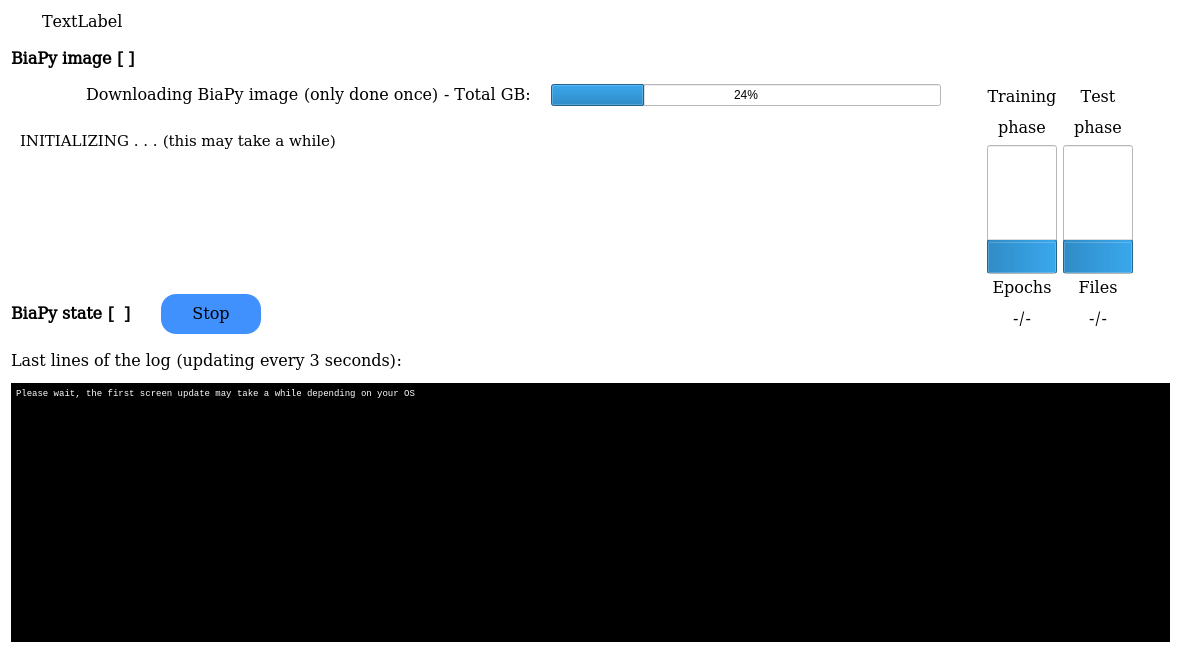
Before: the Qt Designer form ui/ui_run.ui in BiaPyX/BiaPy-GUI, drawn with Qt 5.
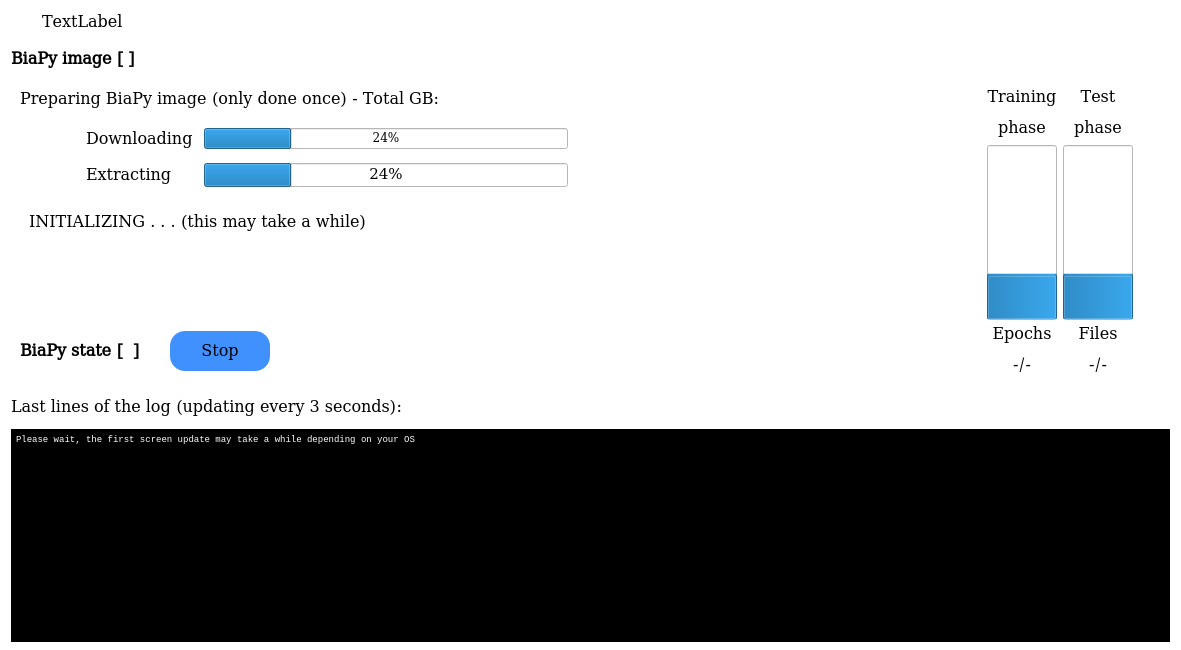
After: the same form once the commit is applied. Icons and pictures are not drawn.

Commit message: Separate download and extraction process into two different bars to be more clear

```diff
--- a/ui/ui_run.ui
+++ b/ui/ui_run.ui
@@ -345,21 +345,25 @@
                <enum>QFrame::Raised</enum>
               </property>
               <layout class="QVBoxLayout" name="verticalLayout_4">
-               <property name="spacing">
-                <number>6</number>
-               </property>
-               <property name="leftMargin">
-                <number>0</number>
-               </property>
-               <property name="topMargin">
-                <number>0</number>
-               </property>
-               <property name="rightMargin">
-                <number>0</number>
-               </property>
-               <property name="bottomMargin">
-                <number>0</number>
-               </property>
+               <item>
+                <widget class="QLabel" name="image_prep_title_label">
+                 <property name="minimumSize">
+                  <size>
+                   <width>0</width>
+                   <height>20</height>
+                  </size>
+                 </property>
+                 <property name="font">
+                  <font>
+                   <family>DejaVu Math TeX Gyre</family>
+                   <pointsize>12</pointsize>
+                  </font>
+                 </property>
+                 <property name="text">
+                  <string>Preparing BiaPy image (only done once) - Total GB: </string>
+                 </property>
+                </widget>
+               </item>
                <item>
                 <widget class="QFrame" name="container_pulling_frame">
                  <property name="frameShape">
@@ -368,17 +372,86 @@
                  <property name="frameShadow">
                   <enum>QFrame::Raised</enum>
                  </property>
-                 <layout class="QHBoxLayout" name="horizontalLayout_3">
-                  <property name="spacing">
-                   <number>15</number>
-                  </property>
+                 <layout class="QGridLayout" name="gridLayout_3">
                   <property name="leftMargin">
                    <number>30</number>
                   </property>
                   <property name="topMargin">
-                   <number>0</number>
+                   <number>9</number>
                   </property>
-                  <item>
+                  <item row="1" column="1">
+                   <widget class="QLabel" name="downloading_label">
+                    <property name="font">
+                     <font>
+                      <family>DejaVu Math TeX Gyre</family>
+                      <pointsize>12</pointsize>
+                     </font>
+                    </property>
+                    <property name="text">
+                     <string>Downloading </string>
+                    </property>
+                   </widget>
+                  </item>
+                  <item row="1" column="2">
+                   <widget class="QProgressBar" name="biapy_image_downloading_progress_bar">
+                    <property name="maximumSize">
+                     <size>
+                      <width>400</width>
+                      <height>16777215</height>
+                     </size>
+                    </property>
+                    <property name="font">
+                     <font>
+                      <family>DejaVu Math TeX Gyre</family>
+                     </font>
+                    </property>
+                    <property name="value">
+                     <number>24</number>
+                    </property>
+                   </widget>
+                  </item>
+                  <item row="2" column="2">
+                   <widget class="QProgressBar" name="biapy_image_extracting_progress_bar">
+                    <property name="maximumSize">
+                     <size>
+                      <width>400</width>
+                      <height>16777215</height>
+                     </size>
+                    </property>
+                    <property name="font">
+                     <font>
+                      <family>DejaVu Math TeX Gyre</family>
+                      <pointsize>11</pointsize>
+                     </font>
+                    </property>
+                    <property name="value">
+                     <number>24</number>
+                    </property>
+                   </widget>
+                  </item>
+                  <item row="2" column="0">
+                   <widget class="QLabel" name="return_icon_label_2">
+                    <property name="minimumSize">
+                     <size>
+                      <width>30</width>
+                      <height>30</height>
+                     </size>
+                    </property>
+                    <property name="maximumSize">
+                     <size>
+                      <width>30</width>
+                      <height>30</height>
+                     </size>
+                    </property>
+                    <property name="text">
+                     <string/>
+                    </property>
+                    <property name="scaledContents">
+                     <bool>true</bool>
+                    </property>
+                   </widget>
+                  </item>
+                  <item row="1" column="0">
                    <widget class="QLabel" name="return_icon_label">
                     <property name="minimumSize">
                      <size>
@@ -386,6 +459,12 @@
                       <height>30</height>
                      </size>
                     </property>
+                    <property name="maximumSize">
+                     <size>
+                      <width>30</width>
+                      <height>30</height>
+                     </size>
+                    </property>
                     <property name="text">
                      <string/>
                     </property>
@@ -394,8 +473,8 @@
                     </property>
                    </widget>
                   </item>
-                  <item>
-                   <widget class="QLabel" name="pulling_label">
+                  <item row="2" column="1">
+                   <widget class="QLabel" name="extracting_label">
                     <property name="font">
                      <font>
                       <family>DejaVu Math TeX Gyre</family>
@@ -403,16 +482,22 @@
                      </font>
                     </property>
                     <property name="text">
-                     <string>Downloading BiaPy image (only done once) - Total GB: </string>
+                     <string>Extracting </string>
                     </property>
                    </widget>
                   </item>
-                  <item>
-                   <widget class="QProgressBar" name="biapy_image_pulling_progress_bar">
-                    <property name="value">
-                     <number>24</number>
+                  <item row="1" column="3">
+                   <spacer name="horizontalSpacer_4">
+                    <property name="orientation">
+                     <enum>Qt::Horizontal</enum>
                     </property>
-                   </widget>
+                    <property name="sizeHint" stdset="0">
+                     <size>
+                      <width>40</width>
+                      <height>20</height>
+                     </size>
+                    </property>
+                   </spacer>
                   </item>
                  </layout>
                 </widget>
@@ -436,8 +521,8 @@
                    <rect>
                     <x>0</x>
                     <y>0</y>
-                    <width>939</width>
-                    <height>158</height>
+                    <width>921</width>
+                    <height>118</height>
                    </rect>
                   </property>
                   <layout class="QVBoxLayout" name="verticalLayout_5">
@@ -458,7 +543,7 @@
                      <property name="font">
                       <font>
                        <family>DejaVu Math TeX Gyre</family>
-                       <pointsize>11</pointsize>
+                       <pointsize>12</pointsize>
                       </font>
                      </property>
                      <property name="text">
```
Left out of the diff: 2 changed lines with no effect on the pictures. The commit also changes 2 other files.
